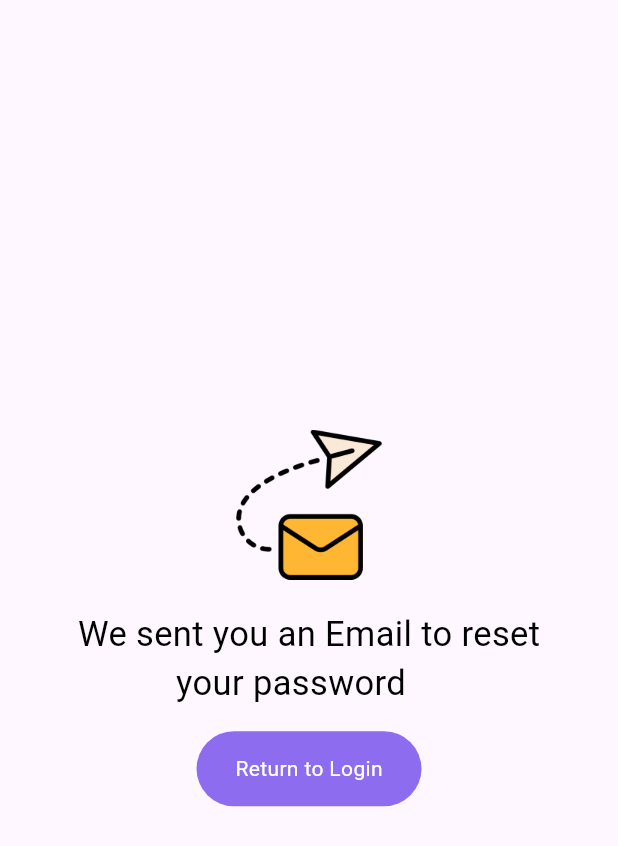
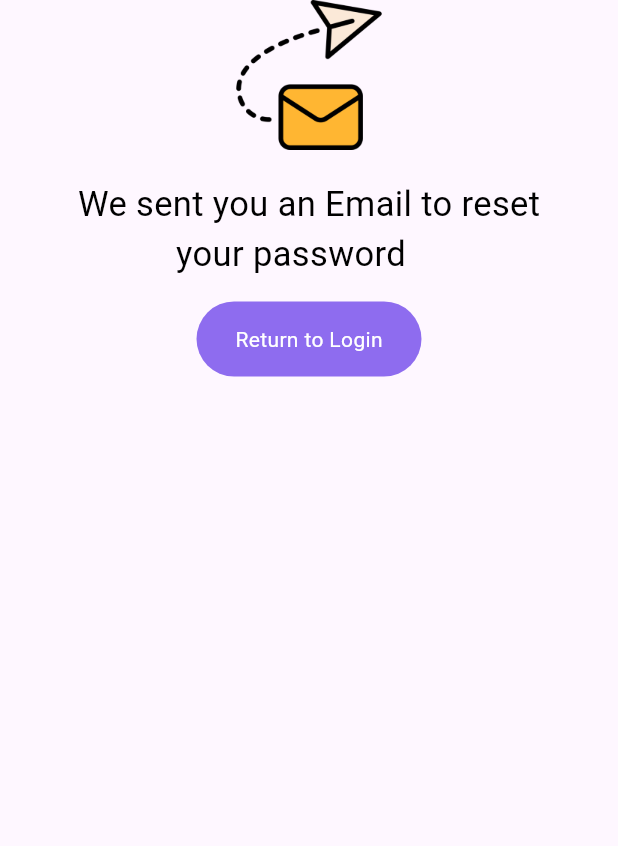
Before and after one commit to yakubovdilshod481-create/clot_project, a Flutter app: the ConguratulatePage screen opened directly, on a phone screen of 412 x 824 dp. Shown: the top 846 px of the screen. Run offline on Flutter 3.47's test engine with Material 3 defaults, Android fonts, the light colour scheme and no system bars; our stand-ins replace google_fonts; Roboto replaces fonts that are missing (Gabarito).

Commit message:
first commit

```diff
--- a/lib/home/presentation/pages/about_yourself_page.dart
+++ b/lib/home/presentation/pages/about_yourself_page.dart
@@ -15,7 +15,8 @@ class _AboutYourselfPageState extends State<AboutYourselfPage> {
   @override
   Widget build(BuildContext context) {
     return Scaffold(
-      body: Padding(
+      body: SingleChildScrollView(
+        child: Padding(
           padding: .all(20),
           child: Column(
             crossAxisAlignment: .start,
@@ -139,6 +140,7 @@ class _AboutYourselfPageState extends State<AboutYourselfPage> {
             ],
           ),
         ),
+      ),
     );
   }
 }
--- a/lib/home/presentation/pages/conguratulate_page.dart
+++ b/lib/home/presentation/pages/conguratulate_page.dart
@@ -15,7 +15,8 @@ class _ConguratulatePageState extends State<ConguratulatePage> {
   @override
   Widget build(BuildContext context) {
     return Scaffold(
-      body: Center(
+      body: SingleChildScrollView(
+        child: Center(
           child: Column(
             mainAxisAlignment: .center,
             children: [
@@ -67,6 +68,7 @@ class _ConguratulatePageState extends State<ConguratulatePage> {
             ],
           ),
         ),
+      ),
     );
   }
 }
--- a/lib/home/presentation/pages/create_account_page.dart
+++ b/lib/home/presentation/pages/create_account_page.dart
@@ -38,7 +38,8 @@ class _CreateAccountPageState extends State<CreateAccountPage> {
           ),
         ),
       ),
-      body: Padding(
+      body: SingleChildScrollView(
+        child: Padding(
           padding: const EdgeInsets.all(20),
           child: Column(
             crossAxisAlignment: .start,
@@ -122,6 +123,7 @@ class _CreateAccountPageState extends State<CreateAccountPage> {
             ],
           ),
         ),
+      ),
     );
   }
 }
--- a/lib/home/presentation/pages/forgot_password_page.dart
+++ b/lib/home/presentation/pages/forgot_password_page.dart
@@ -38,7 +38,8 @@ class _ForgotPasswordPageState extends State<ForgotPasswordPage> {
           ),
         ),
       ),
-      body: Padding(
+      body: SingleChildScrollView(
+        child: Padding(
           padding: const EdgeInsets.all(20),
           child: Column(
             crossAxisAlignment: .start,
@@ -76,6 +77,7 @@ class _ForgotPasswordPageState extends State<ForgotPasswordPage> {
             ],
           ),
         ),
+      ),
     );
   }
 }
--- a/lib/home/presentation/pages/sign_in_email_page.dart
+++ b/lib/home/presentation/pages/sign_in_email_page.dart
@@ -15,7 +15,8 @@ class _SignInEmailPageState extends State<SignInEmailPage> {
   @override
   Widget build(BuildContext context) {
     return Scaffold(
-      body: Padding(
+      body: SingleChildScrollView(
+        child: Padding(
           padding: const EdgeInsets.all(20),
           child: Column(
             crossAxisAlignment: .start,
@@ -147,6 +148,7 @@ class _SignInEmailPageState extends State<SignInEmailPage> {
             ],
           ),
         ),
+      ),
     );
   }
 }
--- a/lib/home/presentation/pages/sign_in_password_page.dart
+++ b/lib/home/presentation/pages/sign_in_password_page.dart
@@ -15,7 +15,8 @@ class _SignInPasswordPageState extends State<SignInPasswordPage> {
   @override
   Widget build(BuildContext context) {
     return Scaffold(
-      body: Padding(
+      body: SingleChildScrollView(
+        child: Padding(
           padding: const EdgeInsets.all(20),
           child: Column(
             crossAxisAlignment: .start,
@@ -93,6 +94,7 @@ class _SignInPasswordPageState extends State<SignInPasswordPage> {
             ],
           ),
         ),
+      ),
     );
   }
 }
```
Also changed, not shown: lib/home/presentation/pages/splash_page.dart (+6 -4 lines). Lines whose indentation alone changed are shown as unchanged.
